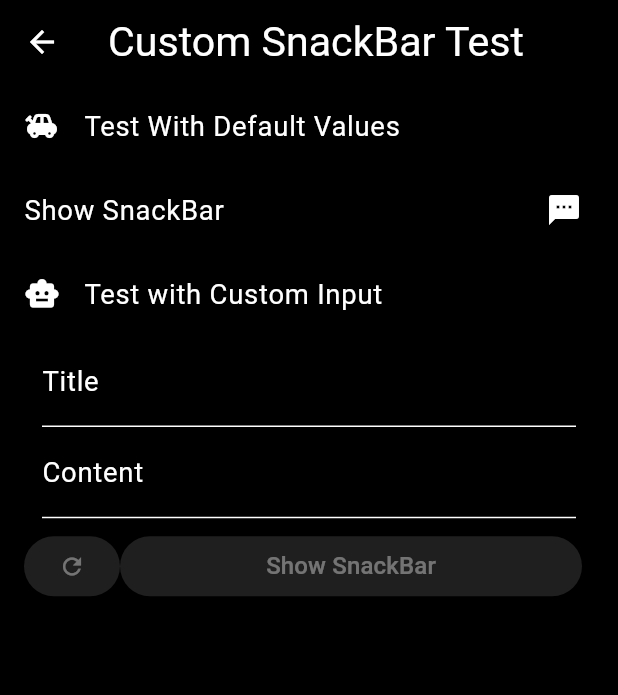
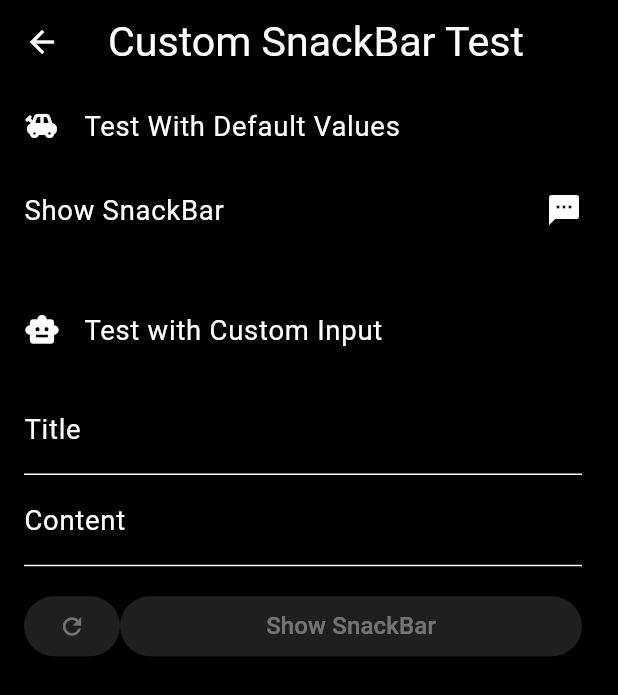
Before and after one commit to DAAC-A00/tickerwatch, a Flutter app: the CustomSnackBarTestScreen screen opened directly, on a phone screen of 412 x 824 dp. Shown: the top 695 px of the screen. Run offline on Flutter 3.47's test engine with Material 3 defaults, Android fonts, the phone set to English and light mode, and no system bars; our stand-ins replace analog_clock, flutter_riverpod, go_router, hive, hive_flutter; missing offline and left inert: back_button_interceptor; accounts and stored records are empty; network calls fail; Roboto replaces fonts that are missing (Pretendard).

Commit message:
<feat> product tickerSetting : 설정값 구분 공간 Padding top 추가, product customSnackBarTest : 설정값 구분 공간 Padding top 추가

```diff
--- a/lib/product/actiontest/screens/custom_snack_bar_test_screen.dart
+++ b/lib/product/actiontest/screens/custom_snack_bar_test_screen.dart
@@ -43,13 +43,15 @@ class _CustomSnackBarTestScreenState
               showCustomSnackBar(context, '✅ 완료', '값 변경 안내의 정보성 메시지를 주로 담아요');
             },
           ),
-          const ListTile(
-            leading: Icon(Icons.smart_toy),
-            title: Text('Test with Custom Input'),
+          const Padding(
+            padding: EdgeInsets.only(top: 24),
+            child: ListTile(
+              leading: Icon(Icons.smart_toy),
+              title: Text('Test with Custom Input'),
+            ),
           ),
-          Padding(
-            padding: const EdgeInsets.symmetric(horizontal: 28.0),
-            child: Column(
+          ListTile(
+            title: Column(
               crossAxisAlignment: CrossAxisAlignment.start,
               children: [
                 TextField(
--- a/lib/product/setting/screens/ticker_setting_screen.dart
+++ b/lib/product/setting/screens/ticker_setting_screen.dart
@@ -100,7 +100,9 @@ class _SettingScreenState extends ConsumerState<TickerSettingScreen> {
             title: 'Grey',
           ),
           // 다른 설정 항목들 추가 가능
-          ListTile(
+          Padding(
+            padding: const EdgeInsets.only(top: 24),
+            child: ListTile(
               title: PriceSampleWidget(
                 sampleText: '\$ 60,000',
                 color: tickerSetting.upColor,
@@ -108,6 +110,7 @@ class _SettingScreenState extends ConsumerState<TickerSettingScreen> {
                 isBorderEnabled: tickerSetting.isBorderEnabled,
               ),
               leading: const Icon(Icons.price_change),
+            ),
           ),
           buildSwitchListTile(
             value: tickerSetting.isBorderEnabled,
```
Lines whose indentation alone changed are shown as unchanged.
